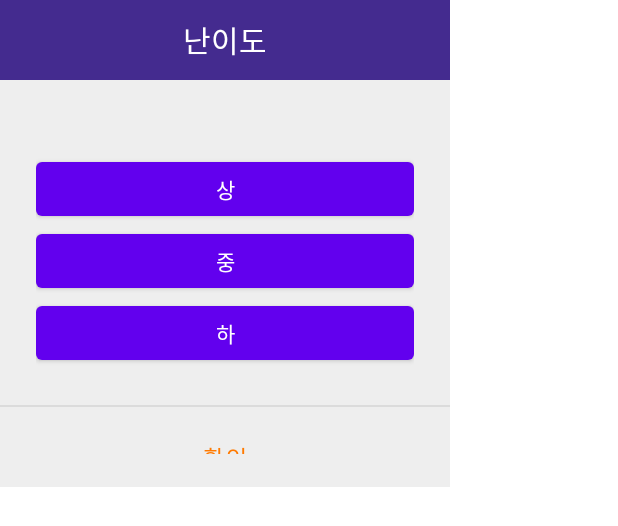
After one commit to dldpdnjs21/Mobileprogramming, an Android app: the layout popup_activity.xml on its own in the app's theme, with its tools: preview values and no code run, on a phone screen of 412 x 824 dp. The commit adds this screen. Shown: the top 526 px of the screen. Run offline under Robolectric (Android 15) with nearby library versions, the phone set to English and light mode, and no system bars.

Commit message:
달고나 난이도 팝업 설정,연결

```diff
--- a/app/src/main/AndroidManifest.xml
+++ b/app/src/main/AndroidManifest.xml
@@ -54,6 +54,10 @@
                 <category android:name="android.intent.category.LAUNCHER" />
             </intent-filter>
         </activity>
+        <!-- 팝업 Activity -->
+        <activity android:name=".popupActivity" android:theme="@android:style/Theme.Dialog" />
+
+
 
     </application>
 
--- /dev/null
+++ b/app/src/main/res/layout/popup_activity.xml
@@ -0,0 +1,84 @@
+<?xml version="1.0" encoding="utf-8"?>
+<LinearLayout xmlns:android="http://schemas.android.com/apk/res/android"
+    android:background="#eeeeee"
+    android:orientation="vertical"
+    android:layout_width="300dp"
+    android:layout_height="wrap_content">
+
+    <!-- 타이틀바 -->
+    <LinearLayout
+        android:orientation="horizontal"
+        android:layout_width="match_parent"
+        android:layout_height="wrap_content">
+
+        <TextView
+            android:layout_width="match_parent"
+            android:layout_height="53dp"
+            android:background="#442B8F"
+            android:gravity="center"
+            android:text="난이도"
+            android:textColor="#fff"
+            android:textSize="20sp" />
+    </LinearLayout>
+    <!-- //end 타이틀바 -->
+
+    <!-- Notice -->
+    <LinearLayout
+        android:padding="24dp"
+        android:orientation="vertical"
+        android:layout_width="match_parent"
+        android:layout_height="wrap_content">
+        <TextView
+            android:id="@+id/txtText"
+            android:textSize="15sp"
+            android:textColor="#000"
+            android:alpha="0.87"
+            android:gravity="center"
+            android:layout_marginBottom="3dp"
+            android:layout_width="match_parent"
+            android:layout_height="wrap_content" />
+
+        <Button
+            android:id="@+id/button"
+            android:layout_width="match_parent"
+            android:layout_height="wrap_content"
+            android:text="상" />
+
+        <Button
+            android:id="@+id/button6"
+            android:layout_width="match_parent"
+            android:layout_height="wrap_content"
+            android:text="중" />
+
+        <Button
+            android:id="@+id/button7"
+            android:layout_width="match_parent"
+            android:layout_height="wrap_content"
+            android:text="하" />
+    </LinearLayout>
+    <!-- Notice -->
+
+    <View
+        android:background="#66bdbdbd"
+        android:layout_width="match_parent"
+        android:layout_height="1dp" />
+
+    <!-- 닫기 버튼 -->
+    <LinearLayout
+        android:orientation="horizontal"
+        android:gravity="center"
+        android:layout_width="match_parent"
+        android:layout_height="wrap_content">
+        <Button
+            android:text="확인"
+            android:textSize="15sp"
+            android:textColor="#ff7a00"
+            android:padding="16dp"
+            android:gravity="center"
+            android:background="#00000000"
+            android:layout_width="match_parent"
+            android:layout_height="53dp"
+            android:onClick="mOnClose"/>
+    </LinearLayout>
+    <!--// 닫기 버튼 -->
+</LinearLayout>
```
Also changed, not shown: app/src/main/java/com/example/teamproject4/game1Activity.java (+37 -2 lines), app/src/main/java/com/example/teamproject4/popupActivity.java (added, +70 -0 lines), app/src/main/res/layout/dalgona_main.xml (+17 -13 lines), app/src/main/res/layout/select_level.xml (deleted, +0 -74 lines).
